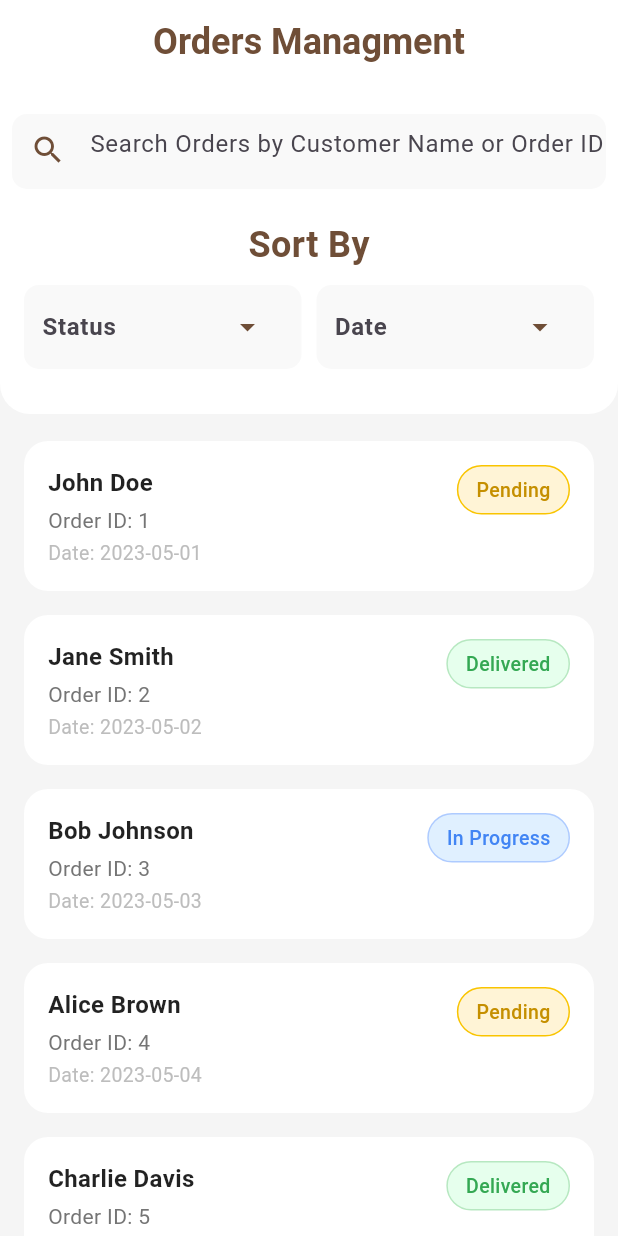
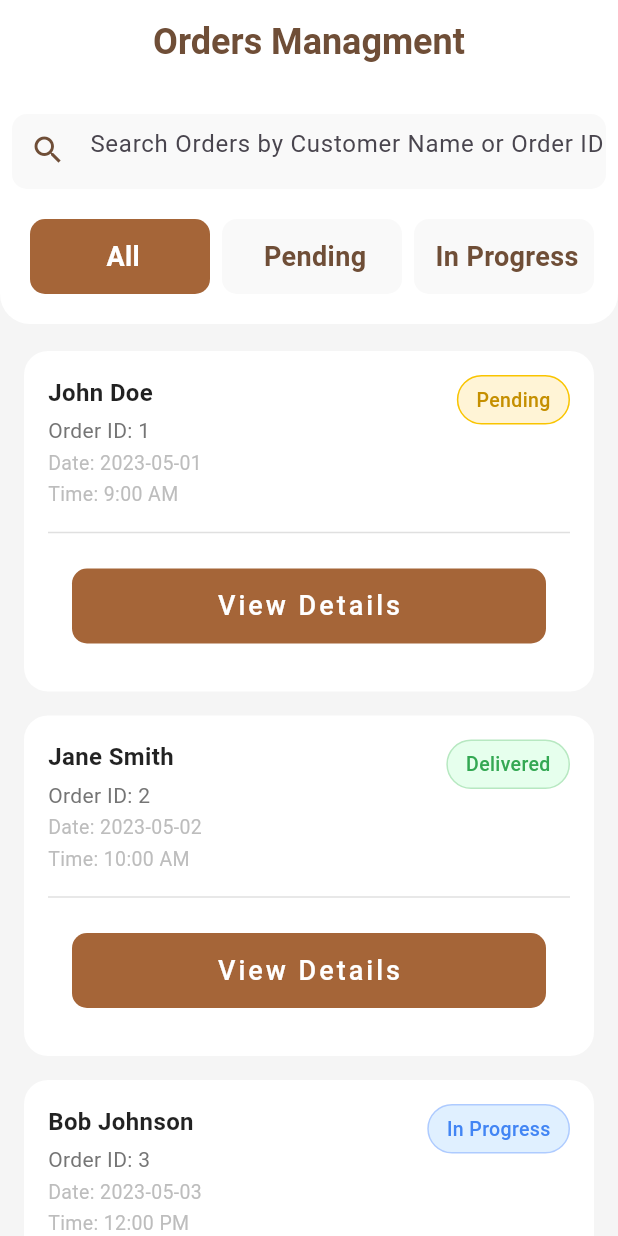
Before and after one commit to Moatasem-Official/CRUD-Mix-Cafe-App, a Flutter app: the screen it shows after launch, on a phone screen of 412 x 824 dp. Run offline on Flutter 3.47's test engine with Material 3 defaults, Android fonts, the phone set to English and light mode, and no system bars; our stand-ins replace device_preview, dotted_border.

Commit message:
Redesign The Filter TabBar Of Admin Orders Managment Screen & Add Time Parameter and View Details Button To Order Templete

```diff
--- a/lib/presentation/screens/admin/orders_managment_screen.dart
+++ b/lib/presentation/screens/admin/orders_managment_screen.dart
@@ -1,6 +1,6 @@
 import 'package:flutter/material.dart';
 import 'package:mix_cafe_app/presentation/widgets/admin/custom_order_container.dart';
-import 'package:mix_cafe_app/presentation/widgets/admin/custom_orders_drop_menu_item.dart';
+import 'package:mix_cafe_app/presentation/widgets/admin/custom_orders_tab_bar_item.dart';
 import 'package:mix_cafe_app/presentation/widgets/admin/custom_orders_screen_appbar.dart';
 
 class OrdersManagmentScreen extends StatefulWidget {
@@ -12,54 +12,74 @@ class OrdersManagmentScreen extends StatefulWidget {
 
 class _OrdersManagmentScreenState extends State<OrdersManagmentScreen> {
   List orders = [
-    {"id": 1, "name": "John Doe", "date": "2023-05-01", "status": "Pending"},
+    {
+      "id": 1,
+      "name": "John Doe",
+      "date": "2023-05-01",
+      "time": "9:00 AM",
+      "status": "Pending",
+    },
     {
       "id": 2,
       "name": "Jane Smith",
       "date": "2023-05-02",
+      "time": "10:00 AM",
       "status": "Delivered",
     },
     {
       "id": 3,
       "name": "Bob Johnson",
       "date": "2023-05-03",
+      "time": "12:00 PM",
       "status": "In Progress",
     },
-    {"id": 4, "name": "Alice Brown", "date": "2023-05-04", "status": "Pending"},
+    {
+      "id": 4,
+      "name": "Alice Brown",
+      "date": "2023-05-04",
+      "time": "2:00 PM",
+      "status": "Pending",
+    },
     {
       "id": 5,
       "name": "Charlie Davis",
       "date": "2023-05-05",
+      "time": "3:00 PM",
       "status": "Delivered",
     },
     {
       "id": 6,
       "name": "Eve Wilson",
       "date": "2023-05-06",
+      "time": "6:00 PM",
       "status": "In Progress",
     },
     {
       "id": 7,
       "name": "Frank Thompson",
       "date": "2023-05-07",
+      "time": "9:00 AM",
       "status": "Pending",
     },
     {
       "id": 8,
       "name": "Grace Martinez",
       "date": "2023-05-08",
+      "time": "2:00 PM",
       "status": "Delivered",
     },
     {
       "id": 9,
       "name": "Hank Jackson",
       "date": "2023-05-09",
+      "time": "8:00 AM",
       "status": "In Progress",
     },
     {
       "id": 10,
       "name": "Ivy Anderson",
       "date": "2023-05-10",
+      "time": "4:00 PM",
       "status": "Pending",
     },
   ];
@@ -68,7 +88,19 @@ class _OrdersManagmentScreenState extends State<OrdersManagmentScreen> {
   Widget build(BuildContext context) {
     return Scaffold(
       backgroundColor: const Color.fromARGB(255, 245, 245, 245),
-      appBar: CustomOrdersManagmentAppBar(),
+      appBar: CustomOrdersManagmentAppBar(
+        onTabSelected: (tabText) {
+          tabText == 'All'
+              ? print('All')
+              : tabText == 'Pending'
+              ? print('Pending')
+              : tabText == 'In Progress'
+              ? print('In Progress')
+              : tabText == 'Delivered'
+              ? print('Delivered')
+              : print('Cancelled');
+        },
+      ),
       body: SingleChildScrollView(
         scrollDirection: Axis.vertical,
         physics: const BouncingScrollPhysics(),
@@ -86,6 +118,7 @@ class _OrdersManagmentScreenState extends State<OrdersManagmentScreen> {
                   customerName: orders[index]['name'],
                   date: orders[index]['date'],
                   status: orders[index]['status'],
+                  time: orders[index]['time'],
                 );
               },
             ),
--- a/lib/presentation/widgets/admin/custom_order_container.dart
+++ b/lib/presentation/widgets/admin/custom_order_container.dart
@@ -1,4 +1,5 @@
 import 'package:flutter/material.dart';
+import 'package:mix_cafe_app/presentation/widgets/admin/custom_button.dart';
 
 class CustomOrderContainerTemplete extends StatelessWidget {
   const CustomOrderContainerTemplete({
@@ -7,24 +8,27 @@ class CustomOrderContainerTemplete extends StatelessWidget {
     required this.orderId,
     required this.date,
     required this.status,
+    required this.time,
   });
 
   final String customerName;
   final String orderId;
   final String date;
+  final String time;
   final String status;
 
   @override
   Widget build(BuildContext context) {
     return Container(
-      height: 100,
       margin: const EdgeInsets.symmetric(vertical: 8, horizontal: 16),
       padding: const EdgeInsets.all(16),
       decoration: BoxDecoration(
         color: Colors.white,
         borderRadius: BorderRadius.circular(16),
       ),
-      child: Row(
+      child: Column(
+        children: [
+          Row(
             crossAxisAlignment: CrossAxisAlignment.start,
             mainAxisAlignment: MainAxisAlignment.spaceBetween,
             children: [
@@ -50,12 +54,20 @@ class CustomOrderContainerTemplete extends StatelessWidget {
                     'Date: $date',
                     style: TextStyle(color: Colors.grey.shade400, fontSize: 13),
                   ),
+                  const SizedBox(height: 2),
+                  Text(
+                    'Time: $time',
+                    style: TextStyle(color: Colors.grey.shade400, fontSize: 13),
+                  ),
                 ],
               ),
 
               // Right side: Status badge
               Container(
-            padding: const EdgeInsets.symmetric(horizontal: 12, vertical: 6),
+                padding: const EdgeInsets.symmetric(
+                  horizontal: 12,
+                  vertical: 6,
+                ),
                 decoration: BoxDecoration(
                   color: status == 'Pending'
                       ? const Color(0xFFFFF4D6)
@@ -86,6 +98,11 @@ class CustomOrderContainerTemplete extends StatelessWidget {
               ),
             ],
           ),
+          const SizedBox(height: 8),
+          Divider(color: Colors.grey.shade300), // Product list
+          CustomButton(buttonText: 'View Details', onPressed: () {}),
+        ],
+      ),
     );
   }
 }
--- a/lib/presentation/widgets/admin/custom_orders_drop_menu_item.dart
+++ /dev/null
@@ -1,58 +0,0 @@
-import 'package:flutter/material.dart';
-
-class CustomOrdersDropdownMenuItem extends StatelessWidget {
-  const CustomOrdersDropdownMenuItem({
-    super.key,
-    required this.menuHintText,
-    required this.value1,
-    required this.value2,
-    required this.value3,
-    required this.label1,
-    required this.label2,
-    required this.label3,
-  });
-
-  final String menuHintText;
-  final String value1, value2, value3;
-  final String label1, label2, label3;
-
-  @override
-  Widget build(BuildContext context) {
-    return Container(
-      decoration: BoxDecoration(
-        color: const Color(0xFFF9F9F9),
-        borderRadius: BorderRadius.circular(10),
-      ),
-      child: Padding(
-        padding: const EdgeInsets.fromLTRB(12, 0, 8, 0),
-        child: DropdownMenu<String>(
-          hintText: menuHintText,
-          textStyle: const TextStyle(
-            color: Color(0xFF6F4E37),
-            fontWeight: FontWeight.bold,
-          ),
-          inputDecorationTheme: const InputDecorationTheme(
-            border: InputBorder.none,
-            enabledBorder: InputBorder.none,
-            focusedBorder: InputBorder.none,
-          ),
-          trailingIcon: Icon(Icons.arrow_drop_down, color: Color(0xFF6F4E37)),
-          menuStyle: MenuStyle(
-            backgroundColor: WidgetStatePropertyAll(Color(0xFFF9F9F9)),
-            elevation: WidgetStatePropertyAll(6),
-            shape: WidgetStatePropertyAll(
-              RoundedRectangleBorder(
-                borderRadius: BorderRadius.all(Radius.circular(10)),
-              ),
-            ),
-          ),
-          dropdownMenuEntries: [
-            DropdownMenuEntry(value: value1, label: label1),
-            DropdownMenuEntry(value: value2, label: label2),
-            DropdownMenuEntry(value: value3, label: label3),
-          ],
-        ),
-      ),
-    );
-  }
-}
--- a/lib/presentation/widgets/admin/custom_orders_screen_appbar.dart
+++ b/lib/presentation/widgets/admin/custom_orders_screen_appbar.dart
@@ -1,9 +1,31 @@
 import 'package:flutter/material.dart';
-import 'package:mix_cafe_app/presentation/widgets/admin/custom_orders_drop_menu_item.dart';
+import 'package:mix_cafe_app/presentation/widgets/admin/custom_orders_tab_bar_item.dart';
 
-class CustomOrdersManagmentAppBar extends StatelessWidget
+class CustomOrdersManagmentAppBar extends StatefulWidget
     implements PreferredSizeWidget {
-  const CustomOrdersManagmentAppBar({super.key});
+  const CustomOrdersManagmentAppBar({super.key, required this.onTabSelected});
+
+  final Function(String) onTabSelected;
+
+  @override
+  State<CustomOrdersManagmentAppBar> createState() =>
+      _CustomOrdersManagmentAppBarState();
+
+  @override
+  Size get preferredSize => const Size.fromHeight(kToolbarHeight + 160);
+}
+
+class _CustomOrdersManagmentAppBarState
+    extends State<CustomOrdersManagmentAppBar> {
+  String selectedTab = 'All';
+
+  final List<String> tabs = [
+    'All',
+    'Pending',
+    'In Progress',
+    'Delivered',
+    'Cancelled',
+  ];
 
   @override
   Widget build(BuildContext context) {
@@ -51,50 +73,32 @@ class CustomOrdersManagmentAppBar extends StatelessWidget
               ),
             ),
           ),
-          Text(
-            'Sort By',
-            style: TextStyle(
-              fontSize: 24,
-              fontWeight: FontWeight.bold,
-              color: const Color(0xFF6F4E37),
-            ),
-          ),
-          const SizedBox(height: 10),
           Padding(
             padding: const EdgeInsets.fromLTRB(16, 0, 16, 20),
-            child: Row(
-              children: const [
-                Expanded(
-                  child: CustomOrdersDropdownMenuItem(
-                    menuHintText: 'Status',
-                    label1: 'Pending',
-                    label2: 'In Progress',
-                    label3: 'Delivered',
-                    value1: 'Pending',
-                    value2: 'In Progress',
-                    value3: 'Delivered',
-                  ),
-                ),
-                SizedBox(width: 10),
-                Expanded(
-                  child: CustomOrdersDropdownMenuItem(
-                    menuHintText: 'Date',
-                    label1: 'Today',
-                    label2: 'This Week',
-                    label3: 'This Month',
-                    value1: 'Today',
-                    value2: 'This Week',
-                    value3: 'This Month',
-                  ),
-                ),
-              ],
+            child: SingleChildScrollView(
+              scrollDirection: Axis.horizontal,
+              physics: const BouncingScrollPhysics(),
+              child: Row(
+                children: tabs.map((tabText) {
+                  return Padding(
+                    padding: const EdgeInsets.symmetric(horizontal: 4),
+                    child: CustomOrdersTabBarItem(
+                      itemText: tabText,
+                      isSelected: selectedTab == tabText,
+                      onTap: () {
+                        setState(() {
+                          selectedTab = tabText;
+                        });
+                        widget.onTabSelected(tabText);
+                      },
+                    ),
+                  );
+                }).toList(),
+              ),
             ),
           ),
         ],
       ),
     );
   }
-
-  @override
-  Size get preferredSize => const Size.fromHeight(kToolbarHeight + 220);
 }
--- /dev/null
+++ b/lib/presentation/widgets/admin/custom_orders_tab_bar_item.dart
@@ -0,0 +1,43 @@
+import 'package:flutter/material.dart';
+
+class CustomOrdersTabBarItem extends StatelessWidget {
+  const CustomOrdersTabBarItem({
+    super.key,
+    required this.itemText,
+    required this.onTap,
+    required this.isSelected,
+  });
+
+  final String itemText;
+  final VoidCallback onTap;
+  final bool isSelected;
+
+  @override
+  Widget build(BuildContext context) {
+    return InkWell(
+      onTap: onTap,
+      child: Container(
+        width: 120,
+        height: 50,
+        alignment: Alignment.center,
+        decoration: BoxDecoration(
+          color: isSelected
+              ? const Color.fromARGB(255, 165, 101, 56)
+              : const Color(0xFFF9F9F9),
+          borderRadius: BorderRadius.circular(10),
+        ),
+        child: Padding(
+          padding: const EdgeInsets.fromLTRB(12, 0, 8, 0),
+          child: Text(
+            itemText,
+            style: TextStyle(
+              color: isSelected ? Colors.white : const Color(0xFF6F4E37),
+              fontSize: 18,
+              fontWeight: FontWeight.bold,
+            ),
+          ),
+        ),
+      ),
+    );
+  }
+}
```
Lines whose indentation alone changed are shown as unchanged.
